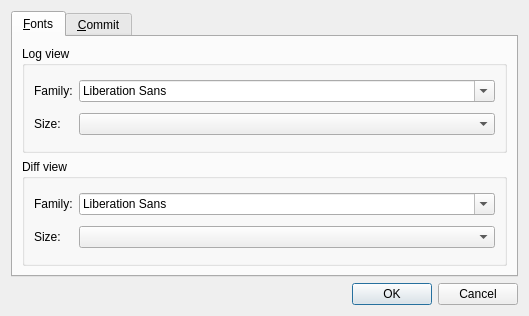
This is ui/preferences.ui in timxx/qgitc as Qt 5 draws it before an edit. The edited form follows.
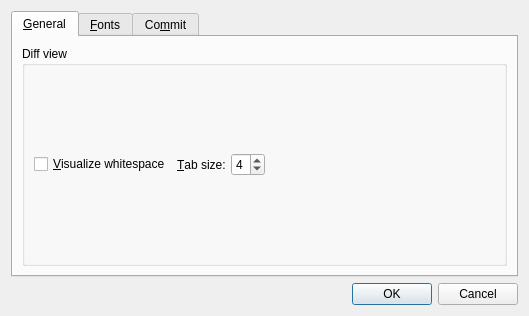
This is the edited form. Custom widgets are drawn as their Qt base class.

Commit message: add options to control whether show whitespace or not

```diff
--- a/ui/preferences.ui
+++ b/ui/preferences.ui
@@ -19,6 +19,69 @@
      <property name="currentIndex">
       <number>0</number>
      </property>
+     <widget class="QWidget" name="tabGeneral">
+      <attribute name="title">
+       <string>&amp;General</string>
+      </attribute>
+      <layout class="QVBoxLayout" name="verticalLayout">
+       <item>
+        <widget class="QGroupBox" name="groupBox_5">
+         <property name="title">
+          <string>Diff view</string>
+         </property>
+         <layout class="QGridLayout" name="gridLayout_5">
+          <item row="0" column="1">
+           <layout class="QHBoxLayout" name="horizontalLayout">
+            <item>
+             <widget class="QLabel" name="label_10">
+              <property name="text">
+               <string>&amp;Tab size:</string>
+              </property>
+              <property name="buddy">
+               <cstring>sbTabSize</cstring>
+              </property>
+             </widget>
+            </item>
+            <item>
+             <widget class="QSpinBox" name="sbTabSize">
+              <property name="minimum">
+               <number>1</number>
+              </property>
+              <property name="maximum">
+               <number>8</number>
+              </property>
+              <property name="value">
+               <number>4</number>
+              </property>
+             </widget>
+            </item>
+           </layout>
+          </item>
+          <item row="0" column="0">
+           <widget class="QCheckBox" name="cbShowWhitespace">
+            <property name="text">
+             <string>&amp;Visualize whitespace</string>
+            </property>
+           </widget>
+          </item>
+          <item row="0" column="2">
+           <spacer name="horizontalSpacer">
+            <property name="orientation">
+             <enum>Qt::Horizontal</enum>
+            </property>
+            <property name="sizeHint" stdset="0">
+             <size>
+              <width>40</width>
+              <height>20</height>
+             </size>
+            </property>
+           </spacer>
+          </item>
+         </layout>
+        </widget>
+       </item>
+      </layout>
+     </widget>
      <widget class="QWidget" name="tabFonts">
       <attribute name="title">
        <string>&amp;Fonts</string>
@@ -110,7 +173,7 @@
      </widget>
      <widget class="QWidget" name="tabSummary">
       <attribute name="title">
-       <string>&amp;Commit</string>
+       <string>Co&amp;mmit</string>
       </attribute>
       <layout class="QVBoxLayout" name="verticalLayout_3">
        <item>
```
The commit also changes 3 other files.
